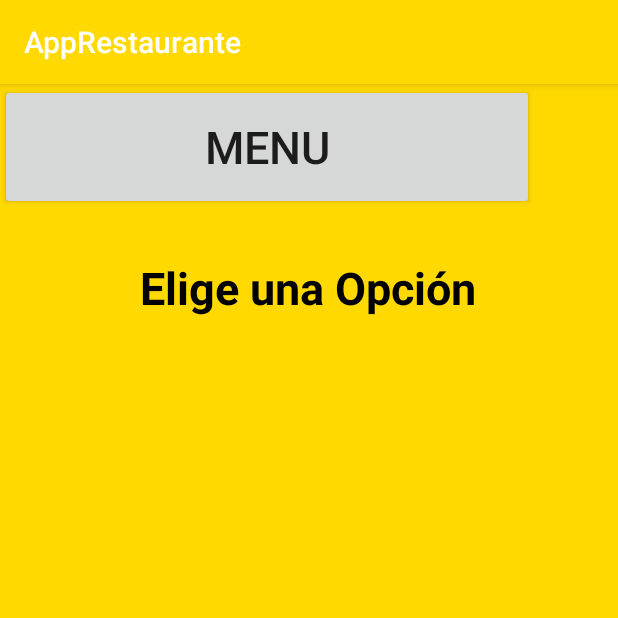
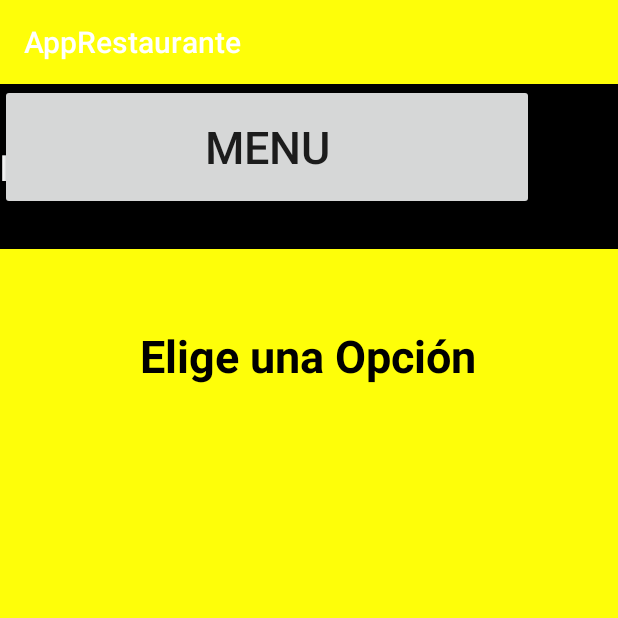
Before and after one commit to GerberMaldonado/AppRestaurante, an Android app: the screen it shows after launch (MainActivity), on a phone screen of 412 x 824 dp, the top half of it. Run offline under Robolectric (Android 15) with nearby library versions, the phone set to English and light mode, and no system bars.

Commit message:
Edit
pantalla

```diff
--- a/app/src/main/res/layout/activity_main.xml
+++ b/app/src/main/res/layout/activity_main.xml
@@ -20,7 +20,7 @@
         app:layout_constraintLeft_toLeftOf="parent"
         app:layout_constraintRight_toRightOf="parent"
         app:layout_constraintTop_toTopOf="parent"
-        app:layout_constraintVertical_bias="0.161" />
+        app:layout_constraintVertical_bias="0.224" />
 
     <Button
         android:id="@+id/btnmenu"
@@ -28,7 +28,22 @@
         android:layout_height="84dp"
         android:text="MENU"
         android:textSize="30sp"
-        tools:layout_editor_absoluteX="26dp"
-        tools:layout_editor_absoluteY="160dp" />
+        tools:layout_editor_absoluteX="39dp"
+        tools:layout_editor_absoluteY="497dp" />
+
+    <EditText
+        android:id="@+id/editText2"
+        android:layout_width="422dp"
+        android:layout_height="110dp"
+        android:background="@color/colorAccent"
+        android:ems="10"
+        android:inputType="textPersonName"
+        android:lineSpacingExtra="14sp"
+        android:text="BIENVENIDO"
+        android:textColor="@color/colorPrimaryDark"
+        android:textSize="24sp"
+        android:textStyle="bold"
+        app:layout_constraintTop_toTopOf="parent"
+        tools:layout_editor_absoluteX="0dp" />
 
 </android.support.constraint.ConstraintLayout>
--- a/app/src/main/res/values/colors.xml
+++ b/app/src/main/res/values/colors.xml
@@ -1,6 +1,6 @@
 <?xml version="1.0" encoding="utf-8"?>
 <resources>
-    <color name="colorPrimary">#FFD900</color>
-    <color name="colorPrimaryDark">#00574B</color>
+    <color name="colorPrimary">#FEFE09</color>
+    <color name="colorPrimaryDark">#FBFCFC</color>
     <color name="colorAccent">#000000</color>
 </resources>
```
Also changed, not shown: 8 other files.
